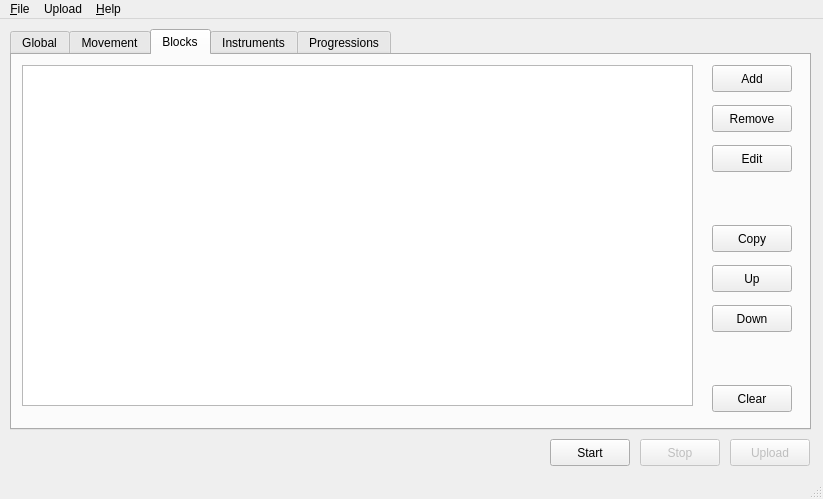
This is improviser/qtGUI/improviser.ui in bspaans/improviser as Qt 5 draws it before an edit. The edited form follows.
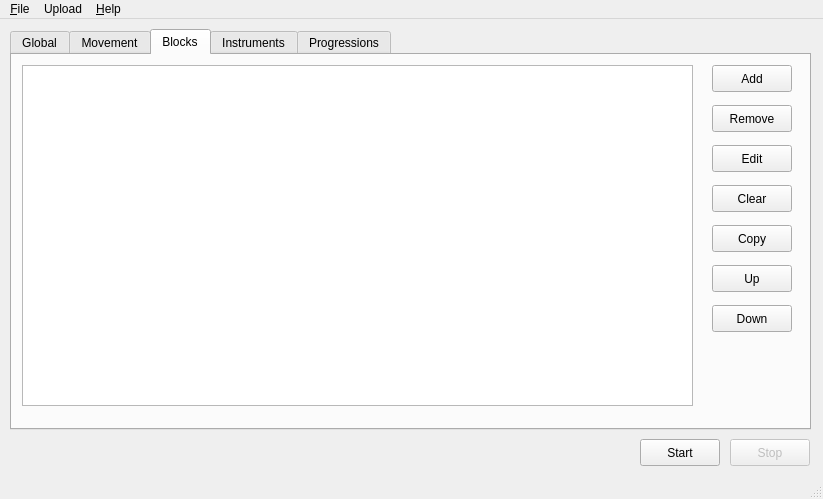
This is the edited form. The open tabs and pages were chosen to show the change.

Diff of the .ui file:
```diff
--- a/improviser/qtGUI/improviser.ui
+++ b/improviser/qtGUI/improviser.ui
@@ -520,7 +520,7 @@
       <property name="geometry" >
        <rect>
         <x>700</x>
-        <y>330</y>
+        <y>130</y>
         <width>80</width>
         <height>27</height>
        </rect>
@@ -781,7 +781,7 @@
    <widget class="QPushButton" name="startbutton" >
     <property name="geometry" >
      <rect>
-      <x>550</x>
+      <x>640</x>
       <y>420</y>
       <width>80</width>
       <height>27</height>
@@ -800,7 +800,7 @@
     </property>
     <property name="geometry" >
      <rect>
-      <x>640</x>
+      <x>730</x>
       <y>420</y>
       <width>80</width>
       <height>27</height>
@@ -813,25 +813,6 @@
      <string>Stop</string>
     </property>
    </widget>
-   <widget class="QPushButton" name="uploadbutton" >
-    <property name="enabled" >
-     <bool>false</bool>
-    </property>
-    <property name="geometry" >
-     <rect>
-      <x>730</x>
-      <y>420</y>
-      <width>80</width>
-      <height>27</height>
-     </rect>
-    </property>
-    <property name="statusTip" >
-     <string>Upload song to the Improviser homepage</string>
-    </property>
-    <property name="text" >
-     <string>Upload</string>
-    </property>
-   </widget>
   </widget>
   <widget class="QMenuBar" name="menubar" >
    <property name="geometry" >
```
Left out of the diff: 20 changed lines with no effect on the pictures.
